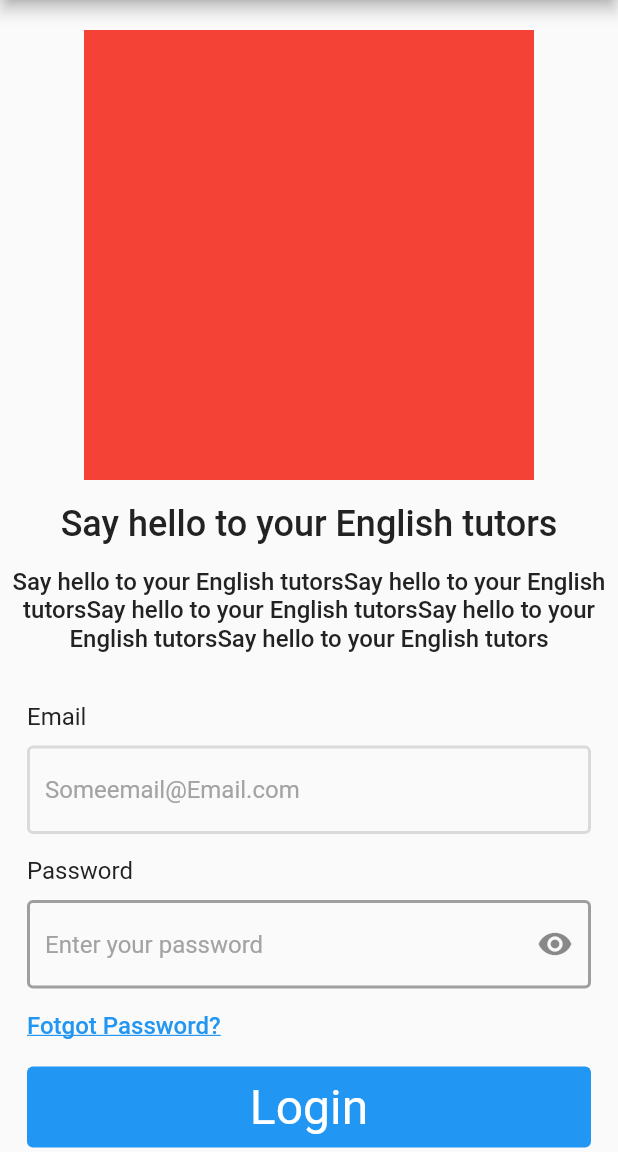
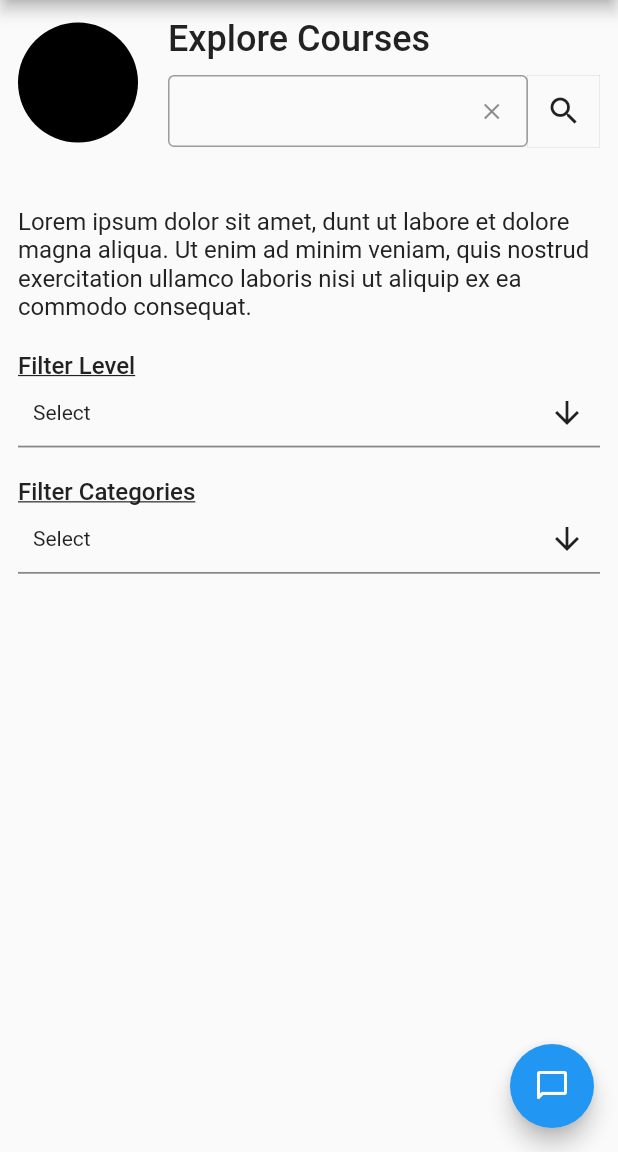
Before and after one commit to ZabitTank/let_tutor_mobile, a Flutter app: the screen it shows after launch, on a phone screen of 412 x 824 dp, the part 84-1236 px from its top. Run offline on Flutter 3.47's test engine with Material 2 defaults, Android fonts, the phone set to English and light mode, and no system bars; drawn by our look-alikes of multi_select_flutter; our stand-ins replace font_awesome_flutter.

Commit message:
feat: add course screen

```diff
--- /dev/null
+++ b/lib/app/modules/course/courses_view.dart
@@ -0,0 +1,103 @@
+import 'package:flutter/material.dart';
+import 'package:let_tutor_mobile/app/modules/course/widgets/search_textfield.dart';
+import 'package:let_tutor_mobile/app/widgets/main_appbar.dart';
+import 'package:let_tutor_mobile/app/widgets/test_widget.dart';
+import 'package:let_tutor_mobile/core/theme/base_style.dart';
+import 'package:multi_select_flutter/multi_select_flutter.dart';
+
+class CoursesView extends StatelessWidget {
+  const CoursesView({super.key});
+
+  @override
+  Widget build(BuildContext context) {
+    const sw_20 = SizedBox(
+      width: 20,
+    );
+    const sh_10 = SizedBox(
+      height: 10,
+    );
+    const sh_20 = SizedBox(
+      height: 20,
+    );
+    return Scaffold(
+      appBar: LetTutorCommomWidget.mainAppBar(),
+      floatingActionButton: FloatingActionButton(
+        hoverColor: BaseColor.green,
+        onPressed: () {},
+        child: const Icon(Icons.chat_bubble_outline_rounded),
+      ),
+      body: SingleChildScrollView(
+        child: Container(
+          padding: const EdgeInsets.all(12),
+          child: Column(
+            children: [
+              Row(
+                mainAxisAlignment: MainAxisAlignment.start,
+                children: [
+                  TestWidget.emptyCircleContainer(size: 80),
+                  sw_20,
+                  Expanded(
+                    child: Column(
+                      crossAxisAlignment: CrossAxisAlignment.start,
+                      children: [
+                        Text(
+                          'Explore Courses',
+                          style: BaseTextStyle.heading2(),
+                        ),
+                        sh_10,
+                        const SearchField(),
+                      ],
+                    ),
+                  ),
+                ],
+              ),
+              sh_20,
+              sh_20,
+              Text(
+                lorem,
+                style: BaseTextStyle.body2(),
+              ),
+              sh_20,
+              Column(
+                crossAxisAlignment: CrossAxisAlignment.start,
+                children: [
+                  Text("Filter Level", style: BaseTextStyle.subtitle3()),
+                  MultiSelectDialogField(
+                    items: levels.map((e) => MultiSelectItem(e, e!)).toList(),
+                    onConfirm: (values) {
+                      selectLevelOptionList = values;
+                    },
+                  ),
+                  sh_20,
+                  Text("Filter Categories", style: BaseTextStyle.subtitle3()),
+                  MultiSelectDialogField(
+                    items:
+                        categories.map((e) => MultiSelectItem(e, e!)).toList(),
+                    onConfirm: (values) {
+                      selectLevelOptionList = values;
+                    },
+                  ),
+                ],
+              ),
+            ],
+          ),
+        ),
+      ),
+    );
+  }
+}
+
+var selectLevelOptionList = <String?>[];
+var selectCategoryOptionList = <String>[];
+
+const levels = <String?>['Any Level', 'Beginner', 'Intermediate', 'Advanced'];
+const categories = <String?>[
+  'English for Bussiness',
+  'English For Fun',
+  'Bad English',
+  'ChetahPanick'
+];
+const sort = ['ascending', 'descending'];
+
+const lorem =
+    'Lorem ipsum dolor sit amet, dunt ut labore et dolore magna aliqua. Ut enim ad minim veniam, quis nostrud exercitation ullamco laboris nisi ut aliquip ex ea commodo consequat. ';
--- /dev/null
+++ b/lib/app/modules/course/widgets/search_textfield.dart
@@ -0,0 +1,42 @@
+import 'package:flutter/material.dart';
+import 'package:let_tutor_mobile/core/theme/base_style.dart';
+
+class SearchField extends StatelessWidget {
+  const SearchField({
+    super.key,
+  });
+
+  @override
+  Widget build(BuildContext context) {
+    return Row(
+      children: [
+        Expanded(
+          child: TextField(
+            decoration: InputDecoration(
+              isDense: true,
+              contentPadding: const EdgeInsets.all(8),
+              suffixIcon: IconButton(
+                icon: const Icon(Icons.clear),
+                onPressed: () {},
+              ),
+              border: const OutlineInputBorder(),
+            ),
+          ),
+        ),
+        Container(
+          decoration: BoxDecoration(
+            shape: BoxShape.rectangle,
+            border: Border.all(
+              color: BaseColor.black,
+              width: 0.05,
+            ),
+          ),
+          child: IconButton(
+            onPressed: () {},
+            icon: const Icon(Icons.search),
+          ),
+        )
+      ],
+    );
+  }
+}
--- a/lib/app/modules/login/login_view.dart
+++ b/lib/app/modules/login/login_view.dart
@@ -4,6 +4,7 @@
 import 'package:let_tutor_mobile/app/modules/login/widgets/pass_input_field.dart';
 import 'package:let_tutor_mobile/app/modules/login/widgets/valid_input_field.dart';
 import 'package:let_tutor_mobile/app/widgets/custom_widget.dart';
+import 'package:let_tutor_mobile/app/widgets/test_widget.dart';
 import 'package:let_tutor_mobile/core/theme/base_style.dart';
 import 'package:let_tutor_mobile/core/utils/field_validation.dart';
 
@@ -41,7 +42,7 @@
             child: Column(
               mainAxisAlignment: MainAxisAlignment.center,
               children: [
-                Container(width: 300, height: 300, color: Colors.red),
+                TestWidget.emptySquareContainer(size: 300, color: Colors.red),
                 const SizedBox(height: 15),
                 Text(
                   "Say hello to your English tutors",
--- /dev/null
+++ b/lib/app/widgets/main_appbar.dart
@@ -0,0 +1,25 @@
+import 'package:flutter/material.dart';
+import 'package:let_tutor_mobile/core/theme/base_style.dart';
+
+class LetTutorCommomWidget {
+  static AppBar mainAppBar() {
+    return AppBar(
+      bottomOpacity: 20,
+      leading: Container(
+        alignment: Alignment.center,
+        padding: const EdgeInsetsDirectional.only(start: 2),
+        child: Image.asset(
+          'assets/icons/lettutor_icon.png',
+          fit: BoxFit.contain,
+          width: 40,
+        ),
+      ),
+      title: Text(
+        "LetTutor",
+        style: BaseTextStyle.appBar(
+            color: BaseColor.blue, fontSize: 30, fontWeight: FontWeight.w900),
+      ),
+      titleSpacing: 2,
+    );
+  }
+}
--- /dev/null
+++ b/lib/app/widgets/test_widget.dart
@@ -0,0 +1,25 @@
+import 'package:flutter/material.dart';
+
+class TestWidget {
+  static Widget emptyCircleContainer({required double size, Color? color}) {
+    return Container(
+      width: size,
+      height: size,
+      decoration: BoxDecoration(
+        color: color ?? Colors.black,
+        shape: BoxShape.circle,
+      ),
+    );
+  }
+
+  static Widget emptySquareContainer({required double size, Color? color}) {
+    return Container(
+      width: size,
+      height: size,
+      decoration: BoxDecoration(
+        color: color ?? Colors.black,
+        shape: BoxShape.rectangle,
+      ),
+    );
+  }
+}
--- a/lib/main.dart
+++ b/lib/main.dart
@@ -1,5 +1,5 @@
 import 'package:flutter/material.dart';
-import 'package:let_tutor_mobile/app/modules/login/login_view.dart';
+import 'package:let_tutor_mobile/app/modules/course/courses_view.dart';
 import 'package:let_tutor_mobile/core/theme/base_theme.dart';
 
 void main() {
@@ -13,7 +13,8 @@
   Widget build(BuildContext context) {
     return MaterialApp(
       title: "LetTutor",
-      home: LoginView(formKey: GlobalKey<FormState>()),
+      // home: LoginView(formKey: GlobalKey<FormState>()),
+      home: const CoursesView(),
       theme: baseTheme(),
     );
   }
--- a/pubspec.yaml
+++ b/pubspec.yaml
@@ -14,6 +14,8 @@
 
   cupertino_icons: ^1.0.2
   font_awesome_flutter: ^10.4.0
+  multiselect: ^0.1.0
+  multi_select_flutter: ^4.1.3
 
 dev_dependencies:
   flutter_test:
```
Also changed, not shown: lib/app/modules/example_module/binding.dart (deleted), lib/app/modules/example_module/controller.dart (deleted), lib/app/modules/example_module/view.dart (deleted), pubspec.lock.
